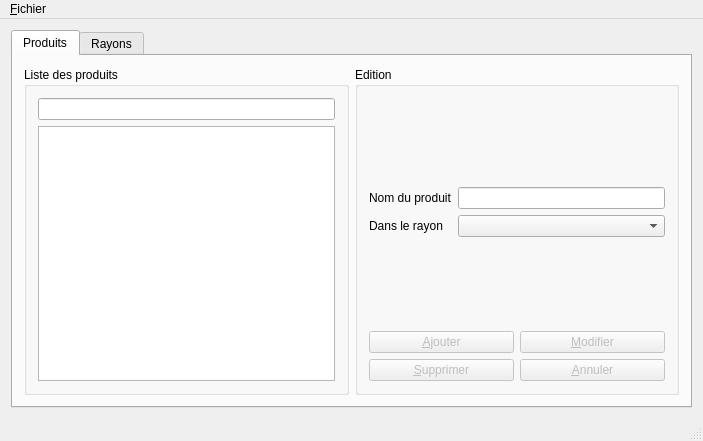
First picture: the form in Backoffice-Nicolas-LDC/mainwindow.ui, repository ProjetNewWorld/BackOffice, before the edit.
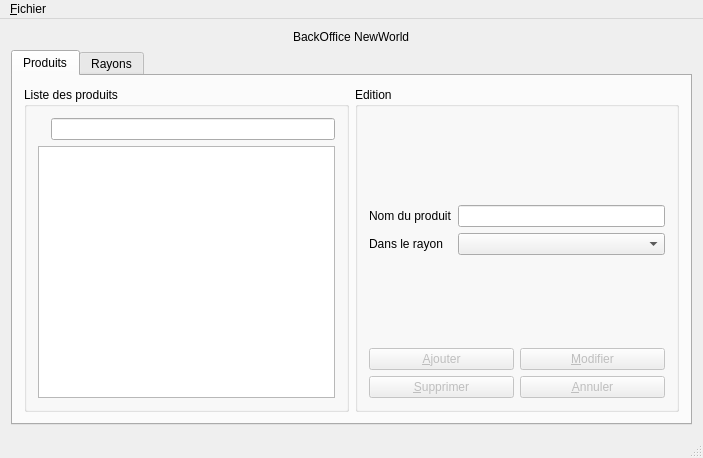
Second picture: the form after the edit. Icons and pictures are not drawn.

Commit message: Modification du style de l'application

Patch:
```diff
--- a/Backoffice-Nicolas-LDC/mainwindow.ui
+++ b/Backoffice-Nicolas-LDC/mainwindow.ui
@@ -15,6 +15,61 @@
   </property>
   <widget class="QWidget" name="centralWidget">
    <layout class="QVBoxLayout" name="verticalLayout_3">
+    <item>
+     <layout class="QHBoxLayout" name="horizontalLayout">
+      <item>
+       <widget class="QLabel" name="label_3">
+        <property name="minimumSize">
+         <size>
+          <width>0</width>
+          <height>0</height>
+         </size>
+        </property>
+        <property name="maximumSize">
+         <size>
+          <width>70</width>
+          <height>70</height>
+         </size>
+        </property>
+        <property name="text">
+         <string/>
+        </property>
+        <property name="pixmap">
+         <pixmap resource="images.qrc">:/images/LDC.png</pixmap>
+        </property>
+        <property name="scaledContents">
+         <bool>true</bool>
+        </property>
+       </widget>
+      </item>
+      <item alignment="Qt::AlignHCenter">
+       <widget class="QLabel" name="label_2">
+        <property name="styleSheet">
+         <string notr="true">font: 24pt &quot;Microsoft Sans Serif&quot;;</string>
+        </property>
+        <property name="text">
+         <string>BackOffice NewWorld</string>
+        </property>
+        <property name="textFormat">
+         <enum>Qt::AutoText</enum>
+        </property>
+       </widget>
+      </item>
+      <item>
+       <widget class="QLabel" name="label_4">
+        <property name="maximumSize">
+         <size>
+          <width>70</width>
+          <height>70</height>
+         </size>
+        </property>
+        <property name="text">
+         <string/>
+        </property>
+       </widget>
+      </item>
+     </layout>
+    </item>
     <item>
      <widget class="QTabWidget" name="tabWidget">
       <property name="currentIndex">
@@ -31,29 +86,48 @@
            <string>Liste des produits</string>
           </property>
           <layout class="QGridLayout" name="gridLayout_5">
-           <item row="1" column="0">
-            <widget class="QListWidget" name="listWidgetProduits">
-             <property name="minimumSize">
-              <size>
-               <width>250</width>
-               <height>250</height>
-              </size>
-             </property>
-             <property name="alternatingRowColors">
-              <bool>true</bool>
-             </property>
-            </widget>
-           </item>
-           <item row="0" column="0">
+           <item row="0" column="1">
             <widget class="QLineEdit" name="lineEditRechercheProduits">
              <property name="minimumSize">
               <size>
-               <width>250</width>
+               <width>0</width>
                <height>0</height>
               </size>
              </property>
             </widget>
            </item>
+           <item row="0" column="0">
+            <widget class="QLabel" name="label">
+             <property name="maximumSize">
+              <size>
+               <width>16</width>
+               <height>16</height>
+              </size>
+             </property>
+             <property name="text">
+              <string/>
+             </property>
+             <property name="pixmap">
+              <pixmap resource="images.qrc">:/images/rechercher.png</pixmap>
+             </property>
+             <property name="scaledContents">
+              <bool>true</bool>
+             </property>
+            </widget>
+           </item>
+           <item row="1" column="0" colspan="2">
+            <widget class="QListWidget" name="listWidgetProduits">
+             <property name="minimumSize">
+              <size>
+               <width>250</width>
+               <height>250</height>
+              </size>
+             </property>
+             <property name="alternatingRowColors">
+              <bool>true</bool>
+             </property>
+            </widget>
+           </item>
           </layout>
          </widget>
         </item>
```
Left out of the diff: 38 changed lines with no effect on the pictures.
